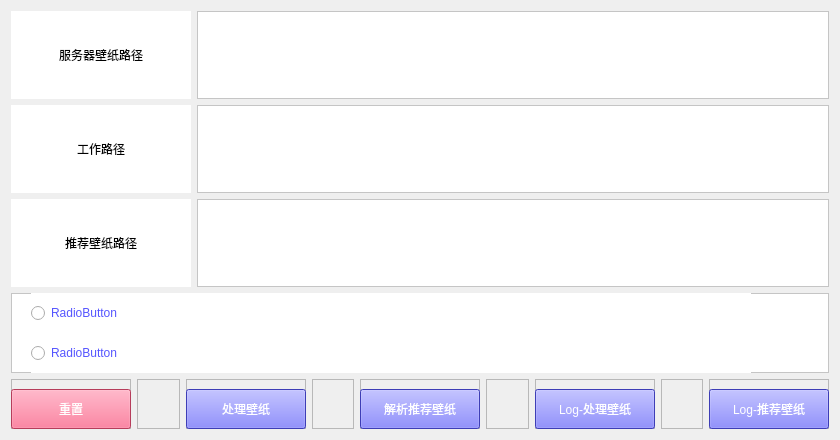
Before: the Qt Designer form lock_image_config/main_ui.ui in WanKaKa/MultipleLanguageUtils, drawn with Qt 5.
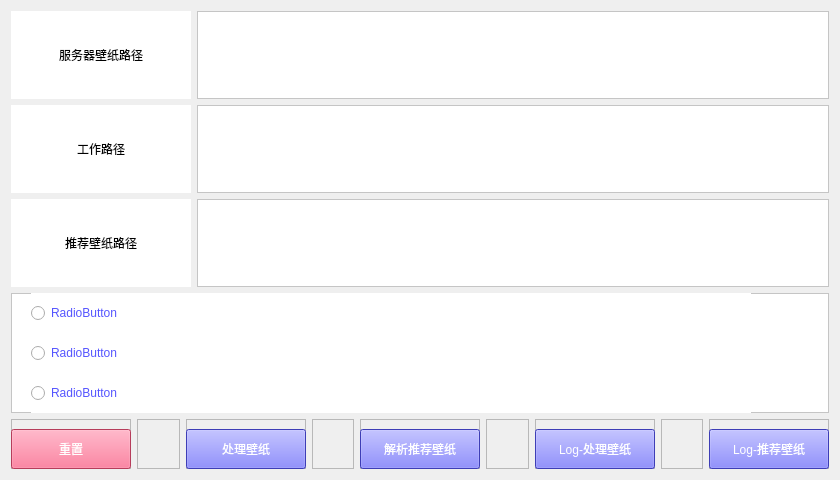
After: the same form once the commit is applied.

Patch:
```diff
--- a/lock_image_config/main_ui.ui
+++ b/lock_image_config/main_ui.ui
@@ -7,7 +7,7 @@
     <x>0</x>
     <y>0</y>
     <width>840</width>
-    <height>440</height>
+    <height>480</height>
    </rect>
   </property>
   <property name="windowTitle">
@@ -158,13 +158,13 @@
          <property name="minimumSize">
           <size>
            <width>0</width>
-           <height>80</height>
+           <height>120</height>
           </size>
          </property>
          <property name="maximumSize">
           <size>
            <width>16777215</width>
-           <height>80</height>
+           <height>120</height>
           </size>
          </property>
          <property name="styleSheet">
@@ -210,6 +210,23 @@
            <string>RadioButton</string>
           </property>
          </widget>
+         <widget class="QRadioButton" name="service_url_3">
+          <property name="geometry">
+           <rect>
+            <x>20</x>
+            <y>80</y>
+            <width>720</width>
+            <height>40</height>
+           </rect>
+          </property>
+          <property name="styleSheet">
+           <string notr="true">font: 12pt &quot;微软雅黑&quot;;
+color: rgb(85, 85, 255);</string>
+          </property>
+          <property name="text">
+           <string>RadioButton</string>
+          </property>
+         </widget>
         </widget>
        </item>
       </layout>
```
